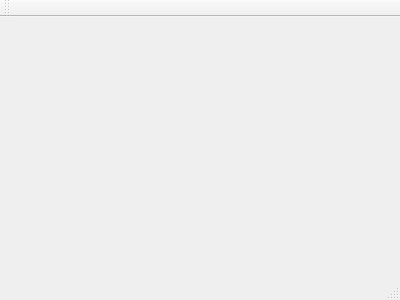
This is SpriteEditor/spriteeditorwindow.ui in truongtrain/Sprite-Editor as Qt 5 draws it before an edit. The edited form follows.
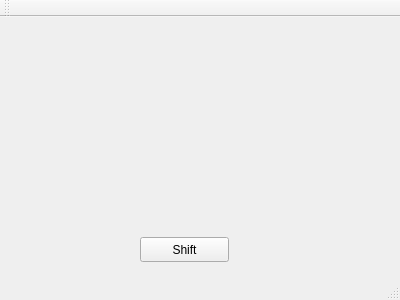
This is the edited form.

Diff of the .ui file:
```diff
--- a/SpriteEditor/spriteeditorwindow.ui
+++ b/SpriteEditor/spriteeditorwindow.ui
@@ -25,6 +25,19 @@
     </property>
     <layout class="QGridLayout" name="drawLayout"/>
    </widget>
+   <widget class="QPushButton" name="pushButton">
+    <property name="geometry">
+     <rect>
+      <x>140</x>
+      <y>220</y>
+      <width>89</width>
+      <height>25</height>
+     </rect>
+    </property>
+    <property name="text">
+     <string>Shift</string>
+    </property>
+   </widget>
   </widget>
   <widget class="QMenuBar" name="menuBar">
    <property name="geometry">
```
